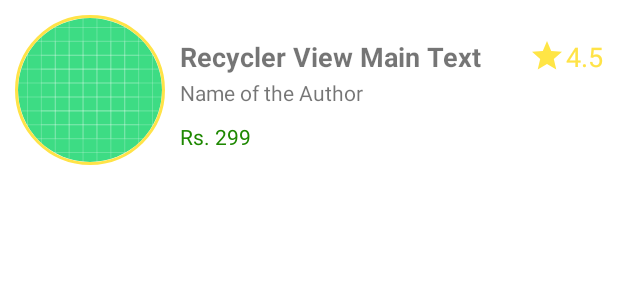
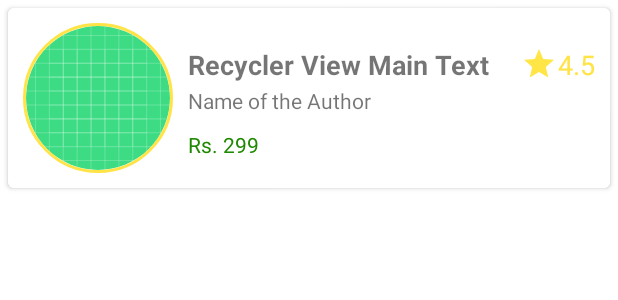
Before and after one commit to amananand019/Bookhub, an Android app: the layout recycler_dashboard_single_row.xml on its own in the app's theme, with its tools: preview values and no code run, on a phone screen of 412 x 824 dp. Shown: the top 300 px of the screen. Run offline under Robolectric (Android 15) with nearby library versions, the phone set to English and light mode, and no system bars; plain views replace CircularImageView; network calls fail.

Commit message:
UI Improvement and Bug Fixes #1

```diff
--- a/app/src/main/java/com/devil/premises/bookhub/adapter/DashboardRecyclerAdapter.kt
+++ b/app/src/main/java/com/devil/premises/bookhub/adapter/DashboardRecyclerAdapter.kt
@@ -28,7 +28,7 @@ class DashboardRecyclerAdapter(val context: Context, val itemList: ArrayList<Boo
         holder.txtBookRating.text = book.bookRating
         holder.txtBookRating.text = book.bookRating
         //holder.imgBookImage.setImageResource(book.bookImage)
-        Picasso.get().load(book.bookImage).into(holder.imgBookImage)
+        Picasso.get().load(book.bookImage).error(R.drawable.default_book_cover).into(holder.imgBookImage)
 
         holder.rlContent.setOnClickListener {
             Toast.makeText(context, "Clicked on ${holder.txtBookName.text}", Toast.LENGTH_SHORT).show()
--- a/app/src/main/res/layout/recycler_dashboard_single_row.xml
+++ b/app/src/main/res/layout/recycler_dashboard_single_row.xml
@@ -1,76 +1,86 @@
 <?xml version="1.0" encoding="utf-8"?>
-<RelativeLayout
-    xmlns:android="http://schemas.android.com/apk/res/android"
+<androidx.cardview.widget.CardView xmlns:android="http://schemas.android.com/apk/res/android"
     xmlns:app="http://schemas.android.com/apk/res-auto"
     android:layout_width="match_parent"
     android:layout_height="120dp"
     android:background="#ffffff"
-    android:weightSum="6"
-    android:id="@+id/rlContent">
+    android:layout_margin="5dp"
+    app:cardCornerRadius="4dp">
+
+    <RelativeLayout
+        android:id="@+id/rlContent"
+        android:layout_width="match_parent"
+        android:layout_height="120dp"
+        android:background="#ffffff"
+        android:weightSum="6">
 
         <com.mikhaellopez.circularimageview.CircularImageView
             android:id="@+id/img_BookImage"
             android:layout_width="100dp"
             android:layout_height="100dp"
             android:layout_margin="10dp"
+            android:scaleType="centerCrop"
             android:src="@drawable/ic_launcher_background"
             app:civ_border_color="#FFE347"
             app:civ_border_width="2dp"
             app:civ_shadow="true"
-        app:civ_shadow_radius="5dp"
             app:civ_shadow_color="@color/primary"
-        android:scaleType="centerCrop"/>
+            app:civ_shadow_radius="5dp" />
 
         <LinearLayout
             android:id="@+id/LinearLayout"
             android:layout_width="wrap_content"
             android:layout_height="wrap_content"
-        android:orientation="vertical"
-        android:layout_toEndOf="@id/img_BookImage">
+            android:layout_toEndOf="@id/img_BookImage"
+            android:orientation="vertical">
+
             <TextView
                 android:id="@+id/txt_BookName"
-            android:text="@string/recycler_view_main_text"
                 android:layout_width="wrap_content"
                 android:layout_height="wrap_content"
                 android:layout_marginTop="25dp"
                 android:layout_marginEnd="15dp"
+                android:text="@string/recycler_view_main_text"
                 android:textSize="18sp"
-            android:textStyle="bold"/>
+                android:textStyle="bold" />
+
             <TextView
                 android:id="@+id/txt_AuthorName"
-            android:text="@string/name_of_the_author"
                 android:layout_width="wrap_content"
                 android:layout_height="wrap_content"
                 android:layout_marginTop="2dp"
                 android:layout_marginEnd="15dp"
-            android:textSize="14sp"/>
+                android:text="@string/name_of_the_author"
+                android:textSize="14sp" />
 
             <TextView
                 android:id="@+id/txt_Price"
-            android:text="Rs. 299"
                 android:layout_width="wrap_content"
                 android:layout_height="wrap_content"
                 android:layout_marginTop="10dp"
                 android:layout_marginEnd="15dp"
-            android:textSize="14sp"
-            android:textColor="#1E8801"/>
+                android:text="Rs. 299"
+                android:textColor="#1E8801"
+                android:textSize="14sp" />
         </LinearLayout>
 
         <ImageView
             android:layout_width="wrap_content"
             android:layout_height="wrap_content"
-        android:src="@drawable/ic_star"
+            android:layout_alignParentEnd="true"
             android:layout_marginTop="25dp"
             android:layout_marginEnd="35dp"
-        android:layout_alignParentEnd="true"/>
+            android:src="@drawable/ic_star" />
+
         <TextView
             android:id="@+id/txt_BookRating"
             android:layout_width="wrap_content"
             android:layout_height="wrap_content"
+            android:layout_alignParentEnd="true"
+            android:layout_marginTop="25dp"
+            android:layout_marginEnd="10dp"
+            android:text="4.5"
             android:textColor="#FFE347"
-        android:layout_marginTop="25dp"
-        android:text="4.5"
-        android:textSize="18sp"
-        android:layout_alignParentEnd="true"
-        android:layout_marginEnd="10dp"/>
+            android:textSize="18sp" />
     </RelativeLayout>
+</androidx.cardview.widget.CardView>
--- a/app/src/main/res/values/colors.xml
+++ b/app/src/main/res/values/colors.xml
@@ -1,8 +1,8 @@
 <?xml version="1.0" encoding="utf-8"?>
 <resources>
     <color name="purple_200">#FFBB86FC</color>
-    <color name="primary">#EF6B00</color>
-    <color name="purple_700">#C23E0F</color>
+    <color name="primary">#EE6C00</color>
+    <color name="purple_700">#C23E10</color>
     <color name="teal_200">#FF03DAC5</color>
     <color name="teal_700">#FF018786</color>
     <color name="black">#FF000000</color>
```
Also changed, not shown: app/src/main/java/com/devil/premises/bookhub/fragment/DashboardFragment.kt (+46 -70 lines), app/src/main/res/layout/fragment_dashboard.xml (+13 -19 lines), app/src/main/res/drawable/default_book_cover.png (added). Lines whose indentation alone changed are shown as unchanged.
